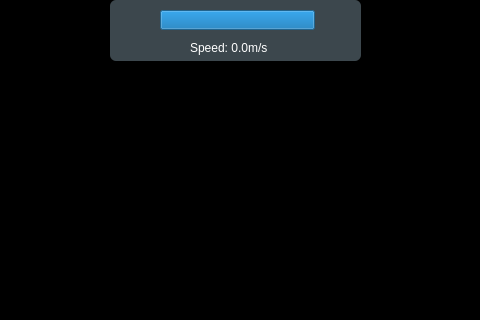
This is Uranus/uranus.ui in ArtemisChief/Uranus as Qt 5 draws it before an edit; both pictures show x 400 to 880 and y 0 to 320 of the 1280 by 720 pixel window. The edited form follows.
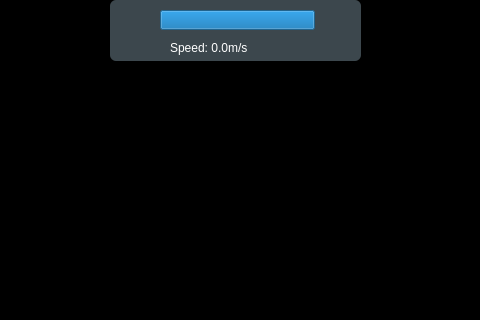
This is the edited form.

Commit message: fix 无人机状态℃乱码问题

What changed in the file:
```diff
--- a/Uranus/uranus.ui
+++ b/Uranus/uranus.ui
@@ -384,9 +384,9 @@
     <widget class="QLabel" name="speed_label">
      <property name="geometry">
       <rect>
-       <x>80</x>
+       <x>60</x>
        <y>40</y>
-       <width>121</width>
+       <width>141</width>
        <height>16</height>
       </rect>
      </property>
```
The commit also changes 2 other files.
